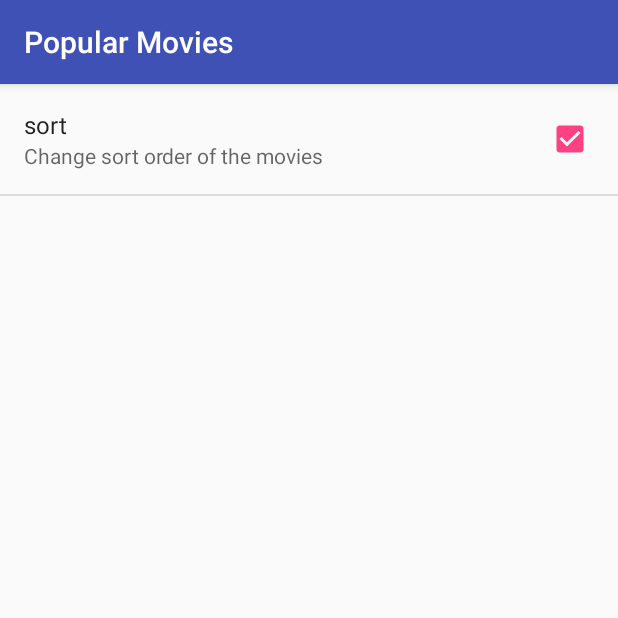
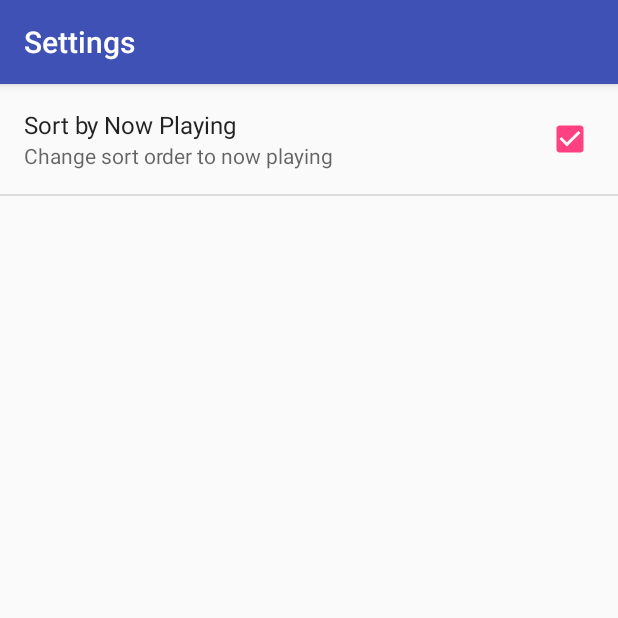
Before and after one commit to jmcs811/PopularMovies, an Android app: the screen it shows after launch (SettingsActivity), in the options menu, after a tap on "Settings", on a phone screen of 412 x 824 dp, the top half of it. Run offline under Robolectric (Android 15) with nearby library versions, the phone set to English and light mode, and no system bars; our stand-ins replace Picasso; pictures from the network do not load; 4 statements that could not run were skipped.

Commit message:
added working pref for sort order

```diff
--- a/app/src/main/java/com/jcaseydev/popularmovies/MovieListFragment.java
+++ b/app/src/main/java/com/jcaseydev/popularmovies/MovieListFragment.java
@@ -2,10 +2,14 @@ package com.jcaseydev.popularmovies;
 
 
 import android.content.Intent;
+import android.content.SharedPreferences;
 import android.net.Uri;
 import android.os.AsyncTask;
 import android.os.Bundle;
+import android.preference.CheckBoxPreference;
+import android.preference.PreferenceManager;
 import android.support.v4.app.Fragment;
+import android.util.Log;
 import android.view.LayoutInflater;
 import android.view.Menu;
 import android.view.MenuInflater;
@@ -37,11 +41,11 @@ public class MovieListFragment extends Fragment {
     private ArrayList<String> listOfMoviePosters = new ArrayList<>();
     private String MOVIE_KEY = "movie_info";
     private ImageAdapter imageAdapter;
-    private String BASE_URL = "http://api.themoviedb.org/3/movie/now_playing";
+    private String BASE_URL;
     int toggle = 0;
     private static final String KEY_INDEX = "index";
 
-    public MovieListFragment(){
+    public MovieListFragment() {
     }
 
     @Override
@@ -49,7 +53,7 @@ public class MovieListFragment extends Fragment {
         super.onCreate(savedInstanceState);
         setHasOptionsMenu(true);
 
-        if (savedInstanceState != null){
+        if (savedInstanceState != null) {
             BASE_URL = savedInstanceState.getString(KEY_INDEX);
         }
     }
@@ -67,10 +71,10 @@ public class MovieListFragment extends Fragment {
             @Override
             public void onItemClick(AdapterView<?> parent, View view, int position, long id) {
 
-                    Movie details = movieArrayList.get(position);
-                    Intent intent = new Intent(getActivity(), DetailActivity.class)
-                            .putExtra(MOVIE_KEY, details);
-                    startActivity(intent);
+                Movie details = movieArrayList.get(position);
+                Intent intent = new Intent(getActivity(), DetailActivity.class)
+                        .putExtra(MOVIE_KEY, details);
+                startActivity(intent);
 
             }
         });
@@ -81,18 +85,25 @@ public class MovieListFragment extends Fragment {
     @Override
     public void onStart() {
         super.onStart();
-        updateMovies();
+        SharedPreferences prefs = PreferenceManager.getDefaultSharedPreferences(getContext());
+        if (prefs.getBoolean("pref_sort", true)) {
+            BASE_URL = "http://api.themoviedb.org/3/movie/now_playing";
+            updateMovies(BASE_URL);
+        } else {
+            BASE_URL = "http://api.themoviedb.org/3/movie/top_rated";
+            updateMovies(BASE_URL);
+        }
     }
 
-    private void updateMovies() {
+    private void updateMovies(String url) {
         //clear out both lists
         movieArrayList.clear();
         listOfMoviePosters.clear();
 
         //create a new async task and execute
         FetchMovieData fmd = new FetchMovieData();
-        fmd.execute(BASE_URL);
-        Toast.makeText(getContext(), "UpdateMoviesCalled", Toast.LENGTH_SHORT).show();
+        fmd.execute(url);
+        Toast.makeText(getContext(), "UpdateMoviesCalled" + url, Toast.LENGTH_SHORT).show();
     }
 
     @Override
@@ -105,7 +116,7 @@ public class MovieListFragment extends Fragment {
 
         @Override
         protected void onPostExecute(List<Movie> result) {
-            if (result != null){
+            if (result != null) {
                 //add all of the movie objects that have be gathered
                 //into the movieArrayList
                 movieArrayList.addAll(result);
@@ -117,10 +128,11 @@ public class MovieListFragment extends Fragment {
 
             }
         }
-        public void updatePoster(){
+
+        public void updatePoster() {
             //for every movie in movieArraylist add to
             //listOfMoviePosters
-            for (Movie movie : movieArrayList){
+            for (Movie movie : movieArrayList) {
                 listOfMoviePosters.add(movie.getMoviePoster());
             }
         }
@@ -136,13 +148,13 @@ public class MovieListFragment extends Fragment {
     public boolean onOptionsItemSelected(MenuItem item) {
         int id = item.getItemId();
 
-        if (id == R.id.settings_action){
+        if (id == R.id.settings_action) {
             Intent intent = new Intent(getContext(), SettingsActivity.class);
             startActivity(intent);
         }
 
         //simple way to toggle the sort order
-        if(id == R.id.sort_action) {
+      /*  if(id == R.id.sort_action) {
             if (toggle == 0) {
                 BASE_URL = "http://api.themoviedb.org/3/movie/top_rated";
                 movieArrayList.clear();
@@ -157,8 +169,8 @@ public class MovieListFragment extends Fragment {
                 toggle = 0;
             }
 
-        }
-            return super.onOptionsItemSelected(item);
+        }*/
+        return super.onOptionsItemSelected(item);
 
     }
 }
--- a/app/src/main/java/com/jcaseydev/popularmovies/SettingsActivity.java
+++ b/app/src/main/java/com/jcaseydev/popularmovies/SettingsActivity.java
@@ -15,5 +15,6 @@ public class SettingsActivity extends AppCompatActivity{
         getFragmentManager().beginTransaction()
                 .replace(android.R.id.content, new SettingsFragment())
                 .commit();
+
     }
 }
--- a/app/src/main/java/com/jcaseydev/popularmovies/SettingsFragment.java
+++ b/app/src/main/java/com/jcaseydev/popularmovies/SettingsFragment.java
@@ -1,6 +1,7 @@
 package com.jcaseydev.popularmovies;
 
 import android.os.Bundle;
+import android.preference.CheckBoxPreference;
 import android.preference.PreferenceFragment;
 
 /**
@@ -12,6 +13,5 @@ public class SettingsFragment extends PreferenceFragment{
     public void onCreate(Bundle savedInstanceState) {
         super.onCreate(savedInstanceState);
         addPreferencesFromResource(R.xml.preferences);
-
     }
 }
--- a/app/src/main/res/values/strings.xml
+++ b/app/src/main/res/values/strings.xml
@@ -1,10 +1,12 @@
 <resources>
     <string name="app_name">Popular Movies</string>
-    <string name="action_sort">sort</string>
+    <string name="action_sort">Sort by Now Playing</string>
     <string name="action_settings">Settings</string>
     <string name="movie_poster">Movie Poster</string>
     <string name="trailer_button">Play Trailer</string>
     <string name="action_favorite">Favorite Movies</string>
     <string name="add_to_action_favorite">Add to Favorites</string>
-    <string name="action_sort_summary">Change sort order of the movies</string>
+    <string name="action_sort_summary">Change sort order to now playing</string>
+    <string name="movie_details_title">Movie Details</string>
+    <string name="settings_title">Settings</string>
 </resources>
```
Also changed, not shown: app/src/main/AndroidManifest.xml (+6 -2 lines).
